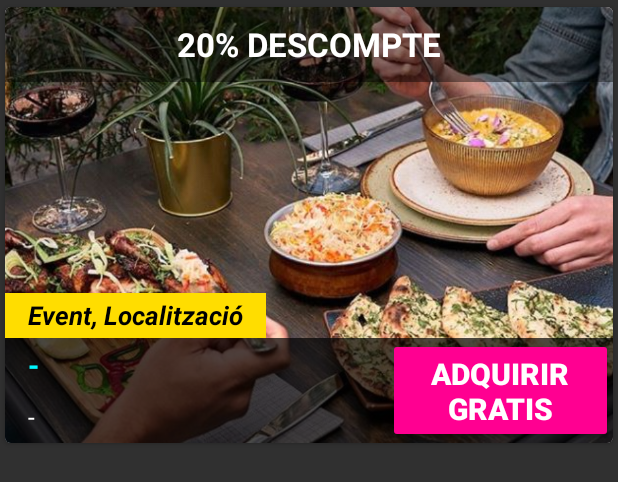
After one commit to JoaanSala/WhatToDo, an Android app: the layout item_ofert.xml on its own in the app's theme, with its tools: preview values and no code run, on a phone screen of 412 x 824 dp. The commit adds this screen. Shown: the top 482 px of the screen. Run offline under Robolectric (Android 15) with nearby library versions, the phone set to English and light mode, and no system bars; Roboto replaces fonts that are not available here.

Commit message:
Fix Location updates, and Oferts

```diff
--- a/app/src/main/java/com/example/whattodo/HomeFragment.java
+++ b/app/src/main/java/com/example/whattodo/HomeFragment.java
@@ -397,4 +397,5 @@ public class HomeFragment extends Fragment implements View.OnClickListener{
         }
         stopLocationUpdates();
     }
+
 }
--- /dev/null
+++ b/app/src/main/res/drawable/input_comentimage.xml
@@ -0,0 +1,6 @@
+<?xml version="1.0" encoding="utf-8"?>
+<shape xmlns:android="http://schemas.android.com/apk/res/android">
+    <stroke android:color="#FFCE1C" android:width="5dp"></stroke>
+    <corners android:radius="360dp"></corners>
+    <solid android:color="#000000"></solid>
+</shape>
--- /dev/null
+++ b/app/src/main/res/drawable/input_profileimage.xml
@@ -0,0 +1,6 @@
+<?xml version="1.0" encoding="utf-8"?>
+<shape xmlns:android="http://schemas.android.com/apk/res/android">
+    <stroke android:color="#FFCE1C" android:width="10dp"></stroke>
+    <corners android:radius="360dp"></corners>
+    <solid android:color="#000000"></solid>
+</shape>
--- /dev/null
+++ b/app/src/main/res/layout/item_ofert.xml
@@ -0,0 +1,130 @@
+<androidx.cardview.widget.CardView xmlns:android="http://schemas.android.com/apk/res/android"
+    android:layout_width="match_parent"
+    android:layout_height="300dp"
+    xmlns:app="http://schemas.android.com/apk/res-auto"
+    app:cardCornerRadius="4dp"
+    android:layout_marginBottom="10dp"
+
+    app:cardPreventCornerOverlap="true"
+    app:cardUseCompatPadding="true">
+
+    <RelativeLayout
+        android:id="@+id/relative_ofert_layout"
+        android:layout_width="match_parent"
+        android:layout_height="match_parent"
+        android:background="#E3E0E0">
+
+        <ImageView
+            android:id="@+id/image_ofert"
+            android:layout_width="match_parent"
+            android:layout_height="match_parent"
+            android:layout_centerVertical="true"
+            android:src="@drawable/back_degustacion"
+            android:scaleType="centerCrop"/>
+
+        <TextView
+            android:id="@+id/ofert_title"
+            android:layout_width="match_parent"
+            android:layout_height="50dp"
+            android:text="20% DESCOMPTE"
+            android:textSize="22dp"
+            android:textColor="#FFFFFF"
+            android:textStyle="bold"
+            android:background="#6C000000"
+            android:gravity="center_horizontal|center_vertical"/>
+
+        <TextView
+            android:id="@+id/event_and_location"
+            android:layout_width="wrap_content"
+            android:layout_height="30dp"
+            android:text="Event, Localització"
+            android:textStyle="italic|bold"
+            android:textColor="#000000"
+            android:textSize="17dp"
+            android:layout_above="@+id/rl_ofertData"
+            android:paddingLeft="15dp"
+            android:paddingRight="15dp"
+            android:gravity="center_vertical"
+            android:background="#FFDD00"/>
+
+
+        <RelativeLayout
+            android:id="@+id/rl_ofertData"
+            android:layout_width="match_parent"
+            android:layout_height="70dp"
+            android:layout_alignParentBottom="true"
+            android:background="#B1000000">
+
+            <TextView
+                android:id="@+id/text_caducitat"
+                android:layout_width="match_parent"
+                android:layout_height="35dp"
+                android:layout_marginEnd="0dp"
+                android:layout_marginRight="0dp"
+                android:layout_toStartOf="@id/button_adquirir"
+                android:layout_toLeftOf="@+id/button_adquirir"
+                android:layout_weight="3"
+                android:gravity="center_vertical"
+                android:paddingLeft="15dp"
+                android:text="-"
+                android:textColor="#00F7FF"
+                android:textSize="19dp"
+                android:textStyle="bold" />
+
+            <TextView
+                android:id="@+id/text_duration"
+                android:layout_width="match_parent"
+                android:layout_height="match_parent"
+                android:layout_below="@+id/text_caducitat"
+                android:layout_toLeftOf="@+id/button_adquirir"
+                android:layout_toStartOf="@id/button_adquirir"
+                android:text="-"
+                android:textSize="16dp"
+                android:textColor="#FFFFFF"
+                android:paddingLeft="15dp"
+                android:gravity="center_vertical"/>
+
+            <RelativeLayout
+                android:id="@+id/oferta_adquirida"
+                android:layout_width="150dp"
+                android:layout_height="match_parent"
+                android:layout_alignParentRight="true"
+                android:background="#B5B5B5"
+                android:visibility="gone"
+                android:gravity="center">
+
+                <TextView
+                    android:id="@+id/text_adquirit"
+                    android:layout_width="match_parent"
+                    android:layout_height="wrap_content"
+                    android:text="ADQUIRIDA"
+                    android:textSize="20dp"
+                    android:textColor="#000000"
+                    android:textStyle="bold"
+                    android:gravity="center_horizontal"/>
+
+                <ImageView
+                    android:layout_width="30dp"
+                    android:layout_height="30dp"
+                    android:layout_below="@id/text_adquirit"
+                    android:layout_marginTop="5dp"
+                    android:src="@drawable/tick"
+                    android:layout_centerHorizontal="true"/>
+
+            </RelativeLayout>
+
+            <Button
+                android:id="@+id/button_adquirir"
+                android:layout_width="150dp"
+                android:layout_height="match_parent"
+                android:layout_alignParentRight="true"
+                android:backgroundTint="#FF0091"
+                android:text="ADQUIRIR GRATIS"
+                android:textSize="20dp"
+                android:textStyle="bold"
+                android:visibility="visible"/>
+
+        </RelativeLayout>
+    </RelativeLayout>
+
+</androidx.cardview.widget.CardView>
```
Also changed, not shown: app/src/main/java/com/example/whattodo/ItemEvent_Activity.java (added, +16 -0 lines), app/src/main/java/com/example/whattodo/WhatToDo.java (added, +32 -0 lines), app/src/main/java/com/example/whattodo/adapter/EventAdapter.java (added, +88 -0 lines), app/src/main/java/com/example/whattodo/adapter/OfertAdapter.java (added, +110 -0 lines), app/src/main/java/com/example/whattodo/model/Ofert.java (added, +46 -0 lines), app/src/main/res/layout/activity_eventitem.xml (added, +13 -0 lines), app/src/main/res/drawable-v24/bar_sale_c.png (added), app/src/main/res/drawable-v24/bar_sale_u.png (added), app/src/main/res/drawable-v24/tick.png (added).
